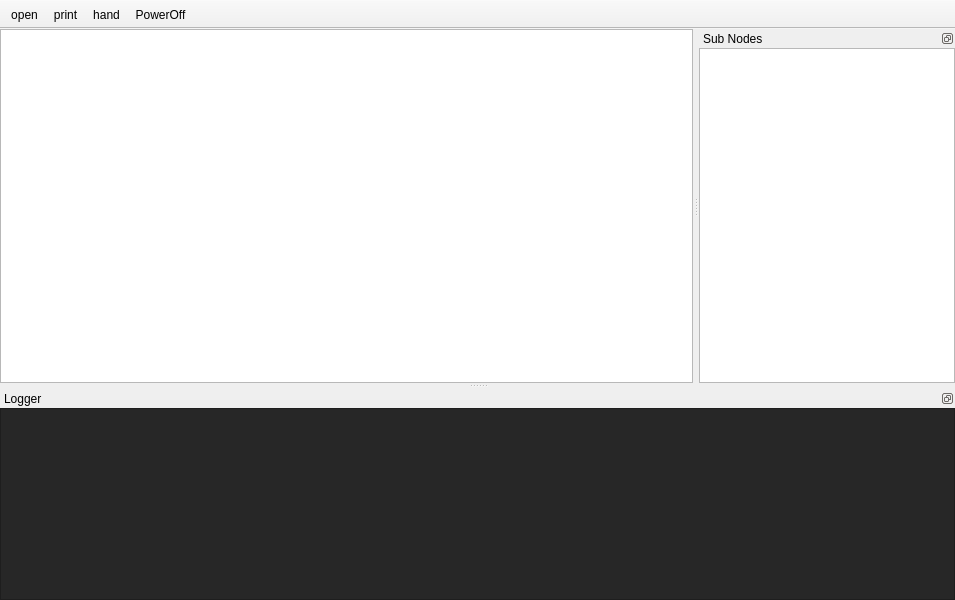
Old version of the form viewer/mainwindow.ui in the repository msnh2012/Msnhnet.
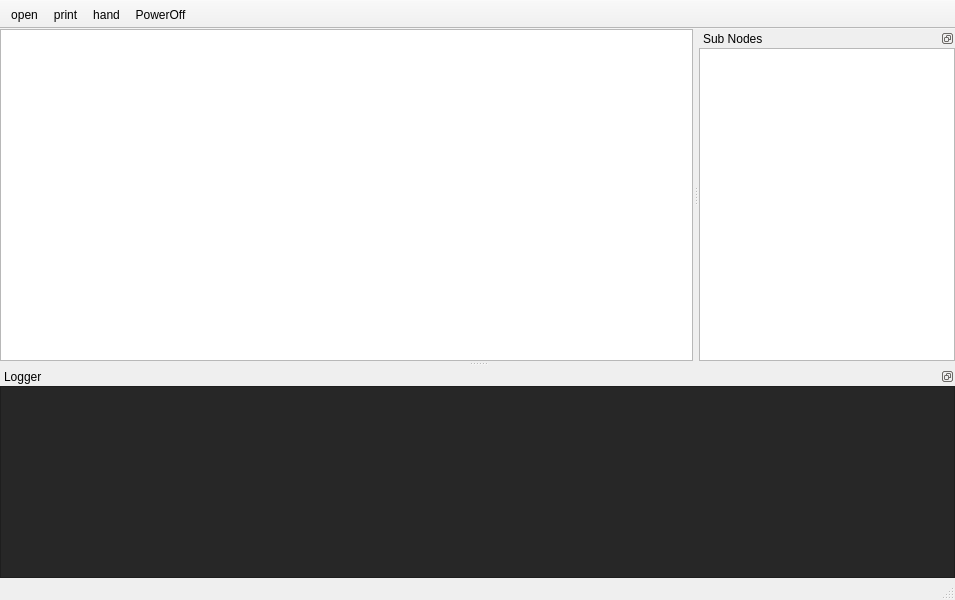
New version of the form. Icons and pictures are not drawn. Custom widgets are drawn as their Qt base class.

Diff of the .ui file:
```diff
--- a/viewer/mainwindow.ui
+++ b/viewer/mainwindow.ui
@@ -142,6 +142,7 @@
     </layout>
    </widget>
   </widget>
+  <widget class="QStatusBar" name="statusBar"/>
   <action name="actionOpen">
    <property name="icon">
     <iconset resource="ressources/resources.qrc">
```
